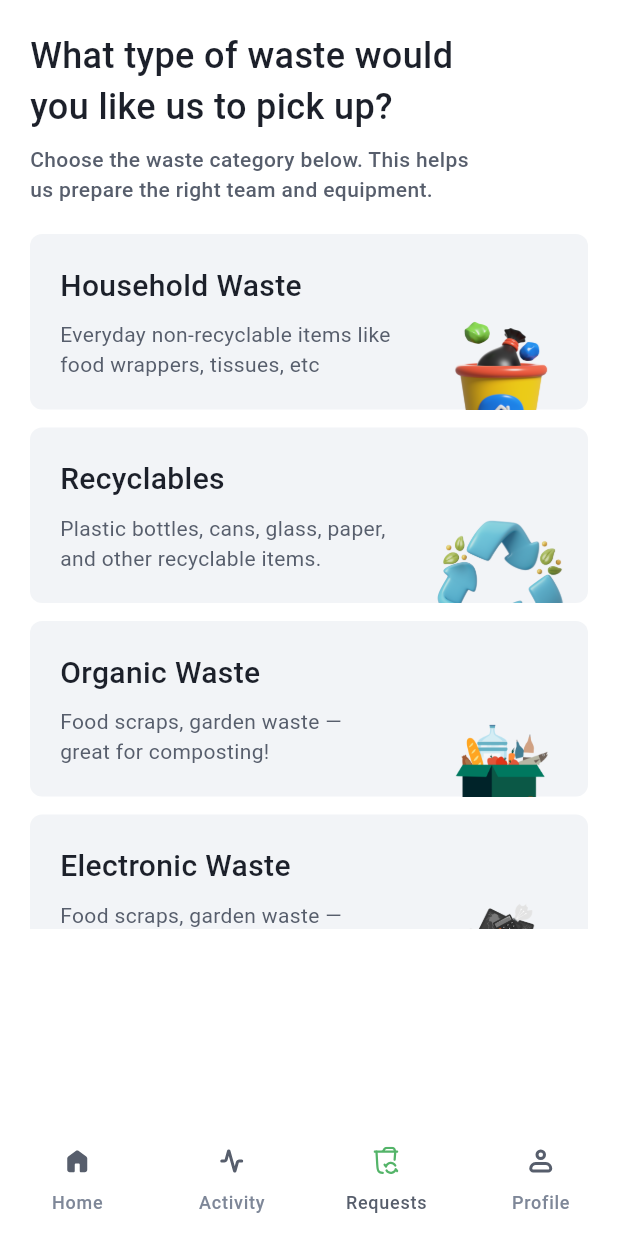
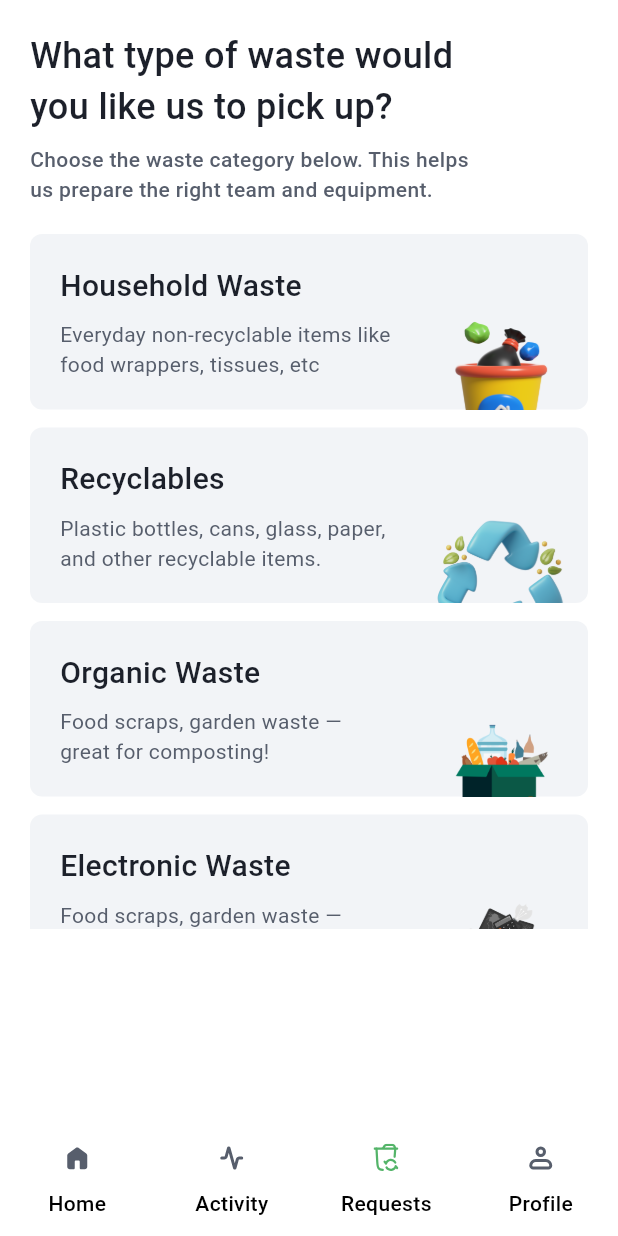
Before and after one commit to Bewizi/EcoBin_Frontend, a Flutter app: the Requests screen opened by its route, on a phone screen of 412 x 824 dp. Run offline on Flutter 3.47's test engine with Material 3 defaults, Android fonts, the phone set to English and light mode, and no system bars; our stand-ins replace bloc, device_preview, dio, equatable, flutter_bloc, flutter_screenutil and 3 more; accounts and stored records are empty; network calls fail.

Commit message:
feat: Update label text style in PageNavigationBar for improved readability

```diff
--- a/lib/features/navigation/page_navigation_bar.dart
+++ b/lib/features/navigation/page_navigation_bar.dart
@@ -37,6 +37,14 @@ class PageNavigationBar extends StatelessWidget {
       indicatorColor: AppColors.kTransparent,
       selectedIndex: currentIndex,
       backgroundColor: AppColors.kWhite,
+      labelTextStyle: WidgetStateProperty.all<TextStyle?>(
+        const TextStyle(
+          color: AppColors.kBlack,
+          fontWeight: FontWeight.w500,
+          fontSize: 14,
+        ),
+      ),
+      surfaceTintColor: AppColors.kTransparent,
       destinations: [
         NavigationDestination(
           selectedIcon: SvgPicture.asset(
```
